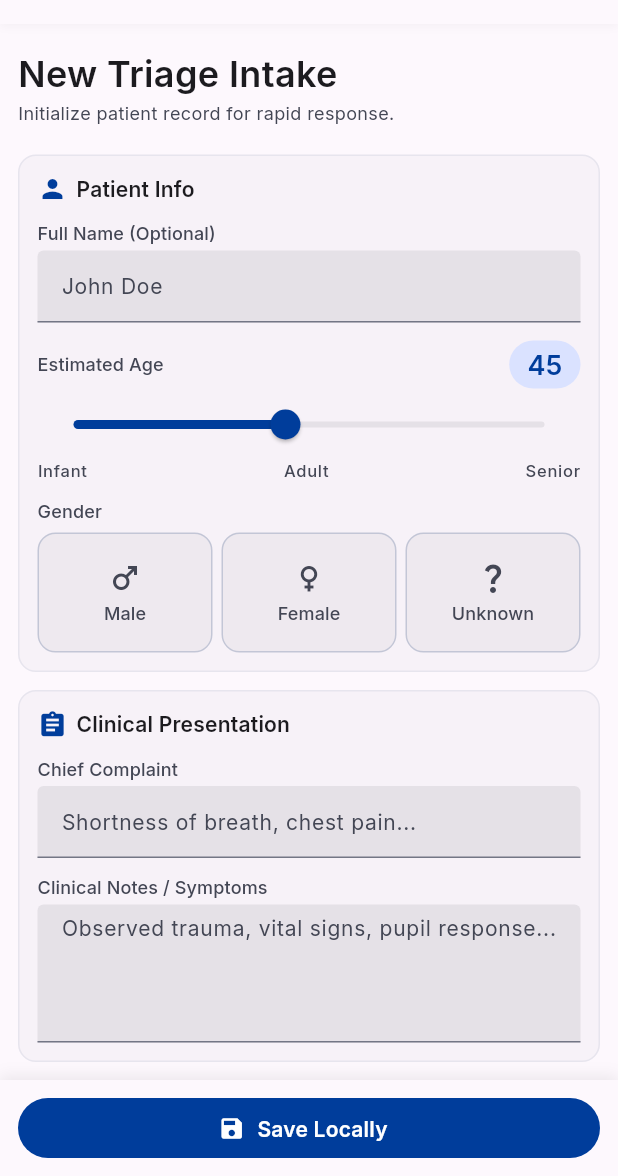
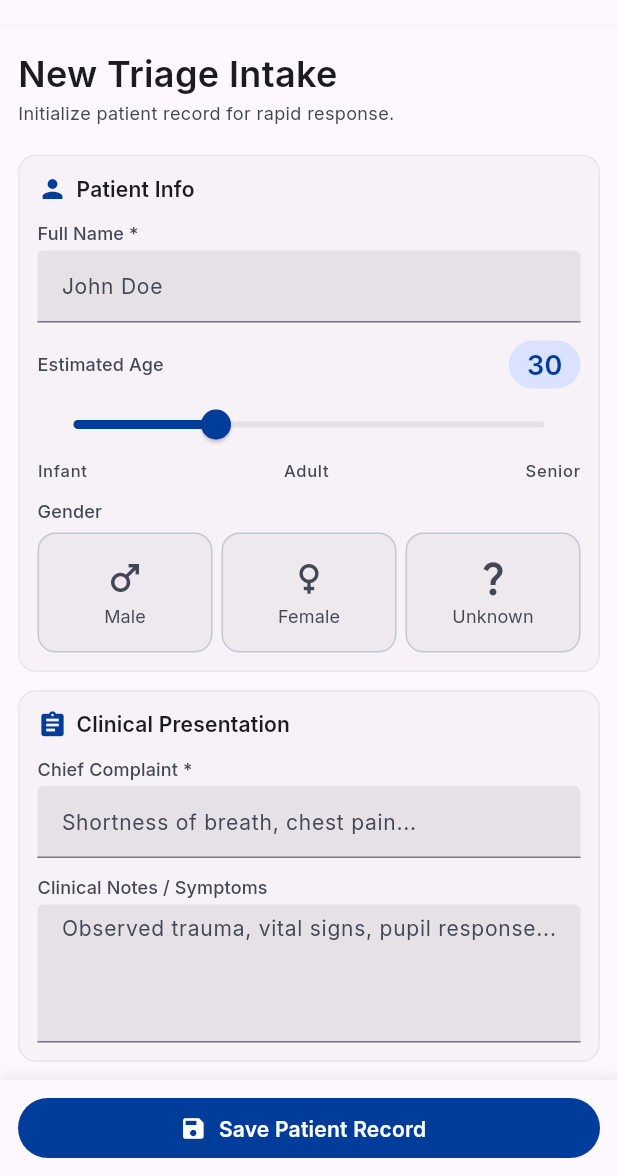
Before and after one commit to eddgachi/flutter-rapid-triage-app, a Flutter app: the NewTriageIntakeScreen screen opened by its route, on a phone screen of 412 x 824 dp, the part 60-1236 px from its top. Run offline on Flutter 3.47's test engine with Material 3 defaults, Android fonts, the phone set to English and light mode, and no system bars; our stand-ins replace connectivity_plus, dio, flutter_riverpod, geolocator, go_router, hive_flutter; accounts and stored records are empty.

Commit message:
updated triage flow

```diff
--- a/lib/app/app_providers.dart
+++ b/lib/app/app_providers.dart
@@ -1,3 +1,5 @@
+import 'package:flutter_rapid_triage/features/triage/controllers/intake_controller.dart';
+import 'package:flutter_rapid_triage/features/triage/repositories/triage_repository.dart';
 import 'package:flutter_riverpod/flutter_riverpod.dart';
 
 import '../core/services/api_service.dart';
@@ -15,3 +17,10 @@ final connectivityServiceProvider = Provider((ref) => ConnectivityService());
 final locationServiceProvider = Provider((ref) => LocationService());
 
 final fakeAuthServiceProvider = Provider((ref) => FakeAuthService());
+
+final triageRepositoryProvider = Provider(
+  (ref) => TriageRepository(hiveService: ref.read(hiveServiceProvider)),
+);
+
+final intakeControllerProvider =
+    NotifierProvider<IntakeController, IntakeState>(IntakeController.new);
--- a/lib/features/triage/models/patient.dart
+++ b/lib/features/triage/models/patient.dart
@@ -0,0 +1,19 @@
+class Patient {
+  const Patient({required this.name, this.age, this.gender});
+
+  final String name;
+  final int? age;
+  final String? gender;
+
+  Map<String, dynamic> toJson() {
+    return {'name': name, 'age': age, 'gender': gender};
+  }
+
+  factory Patient.fromJson(Map<String, dynamic> json) {
+    return Patient(
+      name: json['name'] as String,
+      age: json['age'] as int?,
+      gender: json['gender'] as String?,
+    );
+  }
+}
--- a/lib/features/triage/screens/intake/new_triage_intake_screen.dart
+++ b/lib/features/triage/screens/intake/new_triage_intake_screen.dart
@@ -1,24 +1,71 @@
 import 'package:flutter/material.dart';
+import 'package:flutter_rapid_triage/app/app_providers.dart';
+import 'package:flutter_rapid_triage/core/theme/app_colors.dart';
+import 'package:flutter_rapid_triage/core/theme/app_radius.dart';
+import 'package:flutter_rapid_triage/core/theme/app_spacing.dart';
+import 'package:flutter_rapid_triage/core/theme/app_typography.dart';
+import 'package:flutter_rapid_triage/features/triage/controllers/intake_controller.dart';
+import 'package:flutter_rapid_triage/features/triage/widgets/shared/custom_app_bar.dart';
+import 'package:flutter_riverpod/flutter_riverpod.dart';
 
-import '../../../../../core/theme/app_colors.dart';
-import '../../../../../core/theme/app_radius.dart';
-import '../../../../../core/theme/app_spacing.dart';
-import '../../../../../core/theme/app_typography.dart';
-import '../../widgets/shared/custom_app_bar.dart';
-
-class NewTriageIntakeScreen extends StatefulWidget {
+class NewTriageIntakeScreen extends ConsumerStatefulWidget {
   const NewTriageIntakeScreen({super.key});
 
   @override
-  State<NewTriageIntakeScreen> createState() => _NewTriageIntakeScreenState();
+  ConsumerState<NewTriageIntakeScreen> createState() =>
+      _NewTriageIntakeScreenState();
 }
 
-class _NewTriageIntakeScreenState extends State<NewTriageIntakeScreen> {
-  double _ageValue = 45;
+class _NewTriageIntakeScreenState extends ConsumerState<NewTriageIntakeScreen> {
+  final _formKey = GlobalKey<FormState>();
+
+  final _nameController = TextEditingController();
+  final _conditionController = TextEditingController();
+  final _notesController = TextEditingController();
+
+  String? _selectedGender;
+  double _ageValue = 30;
   int? _selectedPriority;
 
   @override
+  void dispose() {
+    _nameController.dispose();
+    _conditionController.dispose();
+    _notesController.dispose();
+    super.dispose();
+  }
+
+  @override
+  void initState() {
+    super.initState();
+
+    // Listen for submission results
+    ref.listenManual<IntakeState>(intakeControllerProvider, (previous, next) {
+      if (next.success) {
+        ScaffoldMessenger.of(context).showSnackBar(
+          const SnackBar(
+            content: Text('Patient record saved successfully'),
+            backgroundColor: AppColors.primary,
+          ),
+        );
+        Navigator.pop(context);
+      }
+
+      if (next.error != null) {
+        ScaffoldMessenger.of(context).showSnackBar(
+          SnackBar(
+            content: Text('Error: ${next.error}'),
+            backgroundColor: AppColors.error,
+          ),
+        );
+      }
+    });
+  }
+
+  @override
   Widget build(BuildContext context) {
+    final intakeState = ref.watch(intakeControllerProvider);
+
     return Scaffold(
       body: SafeArea(
         child: Column(
@@ -34,18 +81,20 @@ class _NewTriageIntakeScreenState extends State<NewTriageIntakeScreen> {
                     color: AppColors.onSurfaceVariant,
                     size: 20,
                   ),
-                  SizedBox(width: AppSpacing.sm),
+                  const SizedBox(width: AppSpacing.sm),
                   Icon(Icons.account_circle, color: AppColors.onSurfaceVariant),
                 ],
               ),
             ),
             Expanded(
+              child: Form(
+                key: _formKey,
                 child: SingleChildScrollView(
                   padding: const EdgeInsets.fromLTRB(
                     AppSpacing.marginMobile,
                     AppSpacing.lg,
                     AppSpacing.marginMobile,
-                  100,
+                    120, // Extra space for sticky footer
                   ),
                   child: Column(
                     crossAxisAlignment: CrossAxisAlignment.start,
@@ -57,13 +106,12 @@ class _NewTriageIntakeScreenState extends State<NewTriageIntakeScreen> {
                       _buildClinicalSection(),
                       const SizedBox(height: AppSpacing.md),
                       _buildPrioritySelection(),
-                    const SizedBox(height: AppSpacing.md),
-                    _buildDeploymentSection(),
                     ],
                   ),
                 ),
               ),
-            _buildStickyFooter(),
+            ),
+            _buildStickyFooter(intakeState),
           ],
         ),
       ),
@@ -120,13 +168,20 @@ class _NewTriageIntakeScreenState extends State<NewTriageIntakeScreen> {
             crossAxisAlignment: CrossAxisAlignment.start,
             children: [
               Text(
-                'Full Name (Optional)',
+                'Full Name *',
                 style: AppTypography.textTheme.labelLarge?.copyWith(
                   color: AppColors.onSurfaceVariant,
                 ),
               ),
               const SizedBox(height: AppSpacing.xs),
-              TextField(
+              TextFormField(
+                controller: _nameController,
+                validator: (value) {
+                  if (value == null || value.trim().isEmpty) {
+                    return 'Please enter patient name';
+                  }
+                  return null;
+                },
                 decoration: InputDecoration(
                   hintText: 'John Doe',
                   filled: true,
@@ -139,6 +194,9 @@ class _NewTriageIntakeScreenState extends State<NewTriageIntakeScreen> {
                   ),
                   focusedBorder: const UnderlineInputBorder(
                     borderSide: BorderSide(color: AppColors.primary, width: 2),
+                  ),
+                  errorBorder: const UnderlineInputBorder(
+                    borderSide: BorderSide(color: AppColors.error, width: 2),
                   ),
                 ),
               ),
@@ -177,6 +235,7 @@ class _NewTriageIntakeScreenState extends State<NewTriageIntakeScreen> {
             value: _ageValue,
             min: 0,
             max: 100,
+            divisions: 100,
             activeColor: AppColors.primary,
             onChanged: (v) => setState(() => _ageValue = v),
           ),
@@ -218,8 +277,8 @@ class _NewTriageIntakeScreenState extends State<NewTriageIntakeScreen> {
                 child: _GenderButton(
                   icon: Icons.male,
                   label: 'Male',
-                  isSelected: false,
-                  onTap: () {},
+                  isSelected: _selectedGender == 'Male',
+                  onTap: () => setState(() => _selectedGender = 'Male'),
                 ),
               ),
               const SizedBox(width: AppSpacing.sm),
@@ -227,8 +286,8 @@ class _NewTriageIntakeScreenState extends State<NewTriageIntakeScreen> {
                 child: _GenderButton(
                   icon: Icons.female,
                   label: 'Female',
-                  isSelected: false,
-                  onTap: () {},
+                  isSelected: _selectedGender == 'Female',
+                  onTap: () => setState(() => _selectedGender = 'Female'),
                 ),
               ),
               const SizedBox(width: AppSpacing.sm),
@@ -236,8 +295,8 @@ class _NewTriageIntakeScreenState extends State<NewTriageIntakeScreen> {
                 child: _GenderButton(
                   icon: Icons.question_mark,
                   label: 'Unknown',
-                  isSelected: false,
-                  onTap: () {},
+                  isSelected: _selectedGender == 'Unknown',
+                  onTap: () => setState(() => _selectedGender = 'Unknown'),
                 ),
               ),
             ],
@@ -275,19 +334,32 @@ class _NewTriageIntakeScreenState extends State<NewTriageIntakeScreen> {
             crossAxisAlignment: CrossAxisAlignment.start,
             children: [
               Text(
-                'Chief Complaint',
+                'Chief Complaint *',
                 style: AppTypography.textTheme.labelLarge?.copyWith(
                   color: AppColors.onSurfaceVariant,
                 ),
               ),
               const SizedBox(height: AppSpacing.xs),
-              TextField(
+              TextFormField(
+                controller: _conditionController,
+                validator: (value) {
+                  if (value == null || value.trim().isEmpty) {
+                    return 'Please enter chief complaint';
+                  }
+                  return null;
+                },
                 decoration: InputDecoration(
                   hintText: 'Shortness of breath, chest pain...',
                   filled: true,
                   fillColor: AppColors.surfaceVariant,
                   border: const UnderlineInputBorder(
                     borderSide: BorderSide(color: AppColors.outline),
+                  ),
+                  focusedBorder: const UnderlineInputBorder(
+                    borderSide: BorderSide(color: AppColors.primary, width: 2),
+                  ),
+                  errorBorder: const UnderlineInputBorder(
+                    borderSide: BorderSide(color: AppColors.error, width: 2),
                   ),
                 ),
               ),
@@ -304,7 +376,8 @@ class _NewTriageIntakeScreenState extends State<NewTriageIntakeScreen> {
                 ),
               ),
               const SizedBox(height: AppSpacing.xs),
-              TextField(
+              TextFormField(
+                controller: _notesController,
                 maxLines: 4,
                 decoration: InputDecoration(
                   hintText: 'Observed trauma, vital signs, pupil response...',
@@ -312,6 +385,9 @@ class _NewTriageIntakeScreenState extends State<NewTriageIntakeScreen> {
                   fillColor: AppColors.surfaceVariant,
                   border: const UnderlineInputBorder(
                     borderSide: BorderSide(color: AppColors.outline),
+                  ),
+                  focusedBorder: const UnderlineInputBorder(
+                    borderSide: BorderSide(color: AppColors.primary, width: 2),
                   ),
                 ),
               ),
@@ -338,7 +414,7 @@ class _NewTriageIntakeScreenState extends State<NewTriageIntakeScreen> {
                 ),
                 const SizedBox(width: AppSpacing.sm),
                 Text(
-                  'Triage Priority',
+                  'Triage Priority *',
                   style: AppTypography.textTheme.titleMedium?.copyWith(
                     color: AppColors.onSurface,
                   ),
@@ -404,6 +480,7 @@ class _NewTriageIntakeScreenState extends State<NewTriageIntakeScreen> {
           showIcon: false,
           priority: 5,
         ),
+        const SizedBox(height: AppSpacing.md),
       ],
     );
   }
@@ -424,7 +501,7 @@ class _NewTriageIntakeScreenState extends State<NewTriageIntakeScreen> {
         padding: const EdgeInsets.all(AppSpacing.md),
         decoration: BoxDecoration(
           color: isSelected
-              ? AppColors.primaryFixed.withOpacity(0.3)
+              ? AppColors.primaryFixed.withOpacity(0.2)
               : AppColors.surface,
           border: Border.all(
             color: isSelected ? color : AppColors.outlineVariant,
@@ -434,8 +511,9 @@ class _NewTriageIntakeScreenState extends State<NewTriageIntakeScreen> {
           boxShadow: isSelected
               ? [
                   BoxShadow(
-                    color: Colors.black.withOpacity(0.08),
+                    color: color.withOpacity(0.2),
                     blurRadius: 8,
+                    offset: const Offset(0, 2),
                   ),
                 ]
               : null,
@@ -481,114 +559,14 @@ class _NewTriageIntakeScreenState extends State<NewTriageIntakeScreen> {
               ),
             ),
             if (showIcon) Icon(Icons.priority_high, color: color, size: 32),
+            if (isSelected) Icon(Icons.check_circle, color: color, size: 24),
           ],
         ),
       ),
     );
   }
 
-  Widget _buildDeploymentSection() {
-    return Container(
-      padding: const EdgeInsets.all(AppSpacing.md),
-      decoration: BoxDecoration(
-        color: AppColors.surfaceContainer,
-        borderRadius: BorderRadius.circular(AppRadius.lg),
-      ),
-      child: Column(
-        crossAxisAlignment: CrossAxisAlignment.start,
-        children: [
-          Row(
-            children: [
-              const Icon(Icons.location_on, color: AppColors.primary, size: 20),
-              const SizedBox(width: AppSpacing.sm),
-              Text(
-                'Deployment Data',
-                style: AppTypography.textTheme.titleMedium?.copyWith(
-                  color: AppColors.onSurface,
-                ),
-              ),
-            ],
-          ),
-          const SizedBox(height: AppSpacing.md),
-          Row(
-            children: [
-              Expanded(
-                child: Container(
-                  padding: const EdgeInsets.all(AppSpacing.sm),
-                  decoration: BoxDecoration(
-                    color: AppColors.surface,
-                    borderRadius: BorderRadius.circular(AppRadius.md),
-                    border: Border.all(color: AppColors.outlineVariant),
-                  ),
-                  child: Column(
-                    crossAxisAlignment: CrossAxisAlignment.start,
-                    children: [
-                      Row(
-                        mainAxisAlignment: MainAxisAlignment.spaceBetween,
-                        children: [
-                          Text(
-                            'Current Location',
-                            style: AppTypography.textTheme.labelMedium
-                                ?.copyWith(color: AppColors.onSurfaceVariant),
-                          ),
-                          Icon(
-                            Icons.refresh,
-                            size: 20,
-                            color: AppColors.primary,
-                          ),
-                        ],
-                      ),
-                      const SizedBox(height: AppSpacing.xs),
-                      Text(
-                        '40.7128° N, 74.0060° W',
-                        style: AppTypography.textTheme.titleMedium?.copyWith(
-                          color: AppColors.onSurface,
-                        ),
-                        maxLines: 1,
-                        overflow: TextOverflow.ellipsis,
-                      ),
-                    ],
-                  ),
-                ),
-              ),
-              const SizedBox(width: AppSpacing.md),
-              Expanded(
-                child: GestureDetector(
-                  onTap: () {},
-                  child: Container(
-                    height: AppSpacing.touchTargetMin,
-                    decoration: BoxDecoration(
-                      color: AppColors.primaryContainer,
-                      borderRadius: BorderRadius.circular(AppRadius.md),
-                    ),
-                    child: Row(
-                      mainAxisAlignment: MainAxisAlignment.center,
-                      children: [
-                        const Icon(
-                          Icons.nfc,
-                          color: AppColors.onPrimaryContainer,
-                        ),
-                        const SizedBox(width: AppSpacing.sm),
-                        Text(
-                          'Scan NFC\nWristband',
-                          textAlign: TextAlign.center,
-                          style: AppTypography.textTheme.titleMedium?.copyWith(
-                            color: AppColors.onPrimaryContainer,
-                          ),
-                        ),
-                      ],
-                    ),
-                  ),
-                ),
-              ),
-            ],
-          ),
-        ],
-      ),
-    );
-  }
-
-  Widget _buildStickyFooter() {
+  Widget _buildStickyFooter(IntakeState intakeState) {
     return Container(
       padding: const EdgeInsets.all(AppSpacing.md),
       decoration: BoxDecoration(
@@ -607,9 +585,56 @@ class _NewTriageIntakeScreenState extends State<NewTriageIntakeScreen> {
           width: double.infinity,
           height: AppSpacing.touchTargetMin,
           child: FilledButton.icon(
-            onPressed: () {},
-            icon: const Icon(Icons.save),
-            label: const Text('Save Locally'),
+            onPressed: intakeState.isLoading
+                ? null
+                : () async {
+                    // Validate form
+                    if (!_formKey.currentState!.validate()) {
+                      return;
+                    }
+
+                    // Validate priority
+                    if (_selectedPriority == null) {
+                      ScaffoldMessenger.of(context).showSnackBar(
+                        const SnackBar(
+                          content: Text('Please select a triage priority'),
+                          backgroundColor: AppColors.error,
+                        ),
+                      );
+                      return;
+                    }
+
+                    // Get the controller
+                    final controller = ref.read(
+                      intakeControllerProvider.notifier,
+                    );
+
+                    // Submit the form
+                    await controller.submit(
+                      patientName: _nameController.text.trim(),
+                      age: _ageValue.round(),
+                      gender: _selectedGender,
+                      chiefComplaint: _conditionController.text.trim(),
+                      clinicalNotes: _notesController.text.trim().isEmpty
+                          ? null
+                          : _notesController.text.trim(),
+                      priority: _selectedPriority!,
+                      status: '',
+                    );
+                  },
+            icon: intakeState.isLoading
+                ? const SizedBox(
+                    width: 20,
+                    height: 20,
+                    child: CircularProgressIndicator(
+                      strokeWidth: 2,
+                      color: Colors.white,
+                    ),
+                  )
+                : const Icon(Icons.save),
+            label: Text(
+              intakeState.isLoading ? "Saving..." : "Save Patient Record",
+            ),
             style: FilledButton.styleFrom(
               backgroundColor: AppColors.primary,
               foregroundColor: AppColors.onPrimary,
@@ -652,6 +677,7 @@ class _GenderButton extends StatelessWidget {
             color: isSelected
                 ? AppColors.secondaryContainer
                 : AppColors.outlineVariant,
+            width: isSelected ? 2 : 1,
           ),
         ),
         child: Column(
@@ -662,6 +688,7 @@ class _GenderButton extends StatelessWidget {
               color: isSelected
                   ? AppColors.onSecondaryContainer
                   : AppColors.onSurfaceVariant,
+              size: 28,
             ),
             const SizedBox(height: 4),
             Text(
@@ -670,6 +697,7 @@ class _GenderButton extends StatelessWidget {
                 color: isSelected
                     ? AppColors.onSecondaryContainer
                     : AppColors.onSurfaceVariant,
+                fontWeight: isSelected ? FontWeight.w600 : FontWeight.normal,
               ),
             ),
           ],
```
Also changed, not shown: lib/core/constants/app_constants.dart (+2 -7 lines), lib/features/triage/controllers/intake_controller.dart (+74 -0 lines), lib/features/triage/models/location.dart (+23 -0 lines), lib/features/triage/models/triage_record.dart (+107 -0 lines), lib/features/triage/repositories/triage_repository.dart (+46 -0 lines), lib/features/triage/models/sync_status.dart (deleted). Lines whose indentation alone changed are shown as unchanged.
